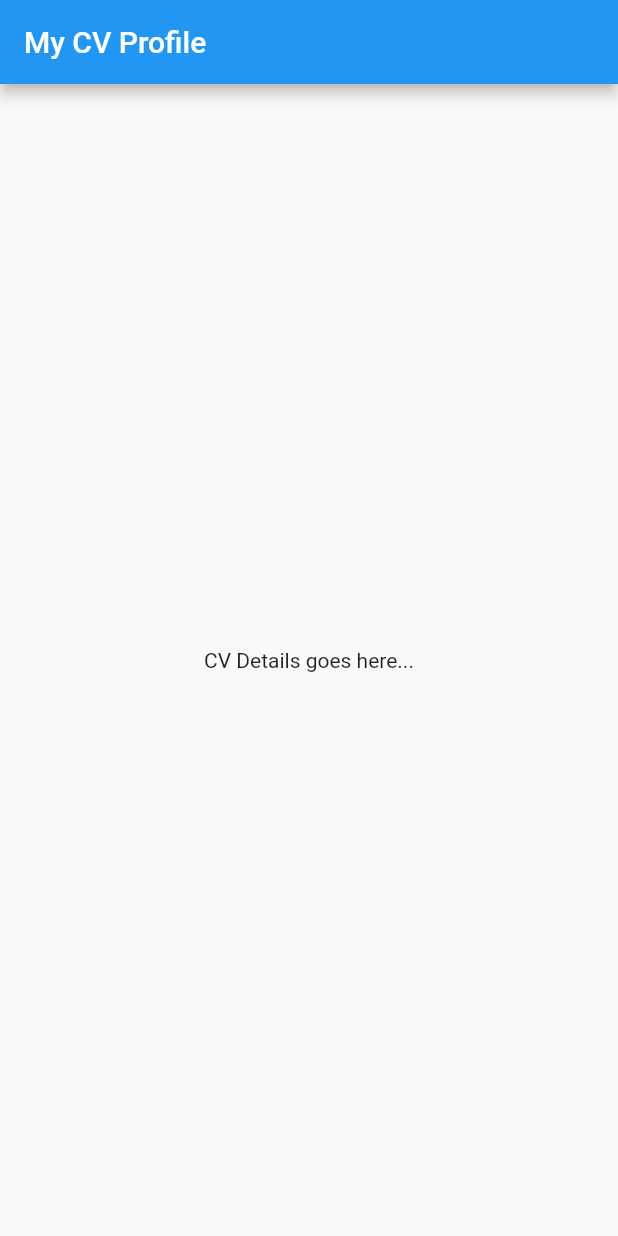
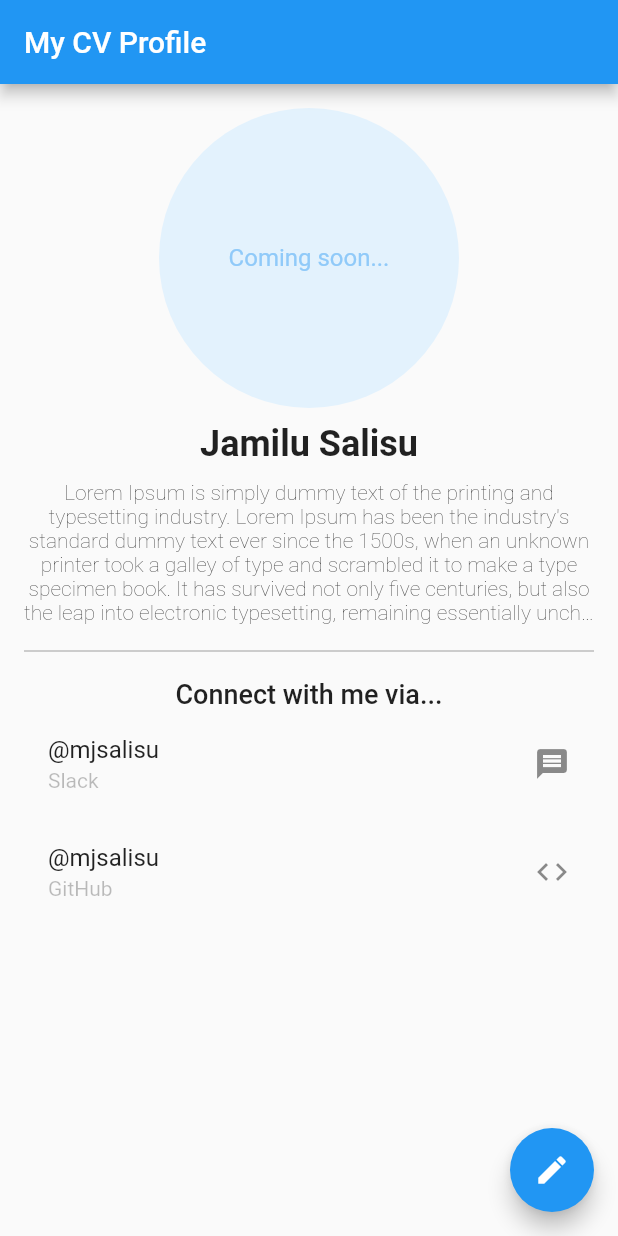
Before and after one commit to mjsalisu/cv_application, a Flutter app: the screen it shows after launch, on a phone screen of 412 x 824 dp. Run offline on Flutter 3.47's test engine with Material 2 defaults, Android fonts, the phone set to English and light mode, and no system bars.

Commit message:
CV home screen

```diff
--- a/lib/main.dart
+++ b/lib/main.dart
@@ -1,6 +1,15 @@
-import 'package:cv_application/profile_screen.dart';
+import 'package:cv_application/screen/edit_profile.dart';
+import 'package:cv_application/screen/profile.dart';
 import 'package:flutter/material.dart';
 
 void main() {
-  runApp(const ProfileScreen());
+  runApp(
+    MaterialApp(
+      initialRoute: '/',
+      routes: {
+        '/': (context) => const ProfileScreen(),
+        '/edit': (context) => const EditProfileScreen(),
+      },
+    ),
+  );
 }
--- a/lib/profile_screen.dart
+++ /dev/null
@@ -1,24 +0,0 @@
-import 'package:flutter/material.dart';
-
-class ProfileScreen extends StatefulWidget {
-  const ProfileScreen({super.key});
-
-  @override
-  State<ProfileScreen> createState() => _ProfileScreenState();
-}
-
-class _ProfileScreenState extends State<ProfileScreen> {
-  @override
-  Widget build(BuildContext context) {
-    return MaterialApp(
-      home: Scaffold(
-        appBar: AppBar(
-          title: const Text('My CV Profile'),
-        ),
-        body: const Center(
-          child: Text('CV Details goes here...'),
-        ),
-      ),
-    );
-  }
-}
--- /dev/null
+++ b/lib/screen/profile.dart
@@ -0,0 +1,90 @@
+import 'package:flutter/material.dart';
+
+class ProfileScreen extends StatefulWidget {
+  const ProfileScreen({super.key});
+
+  @override
+  State<ProfileScreen> createState() => _ProfileScreenState();
+}
+
+class _ProfileScreenState extends State<ProfileScreen> {
+  @override
+  Widget build(BuildContext context) {
+    return Scaffold(
+      appBar: AppBar(
+        title: const Text('My CV Profile'),
+      ),
+      body: Padding(
+        padding: const EdgeInsets.all(16.0),
+        child: Column(
+          children: <Widget>[
+            CircleAvatar(
+              radius: 100,
+              backgroundColor: Colors.blue[50],
+              child: Text(
+                'Coming soon...',
+                style: TextStyle(
+                  color: Colors.blue[200],
+                ),
+              ),
+            ),
+            const SizedBox(height: 10),
+            const Text(
+              'Jamilu Salisu',
+              style: TextStyle(
+                fontSize: 24,
+                fontWeight: FontWeight.bold,
+              ),
+            ),
+            const SizedBox(height: 10),
+            const Text(
+              'Lorem Ipsum is simply dummy text of the printing and typesetting industry. Lorem Ipsum has been the industry\'s standard dummy text ever since the 1500s, when an unknown printer took a galley of type and scrambled it to make a type specimen book. It has survived not only five centuries, but also the leap into electronic typesetting, remaining essentially unchanged. It was popularised in the 1960s with the release of Letraset sheets containing Lorem Ipsum passages, and more recently with desktop publishing software like Aldus PageMaker including versions of Lorem Ipsum',
+              maxLines: 6,
+              overflow: TextOverflow.ellipsis,
+              textAlign: TextAlign.center,
+              style: TextStyle(
+                fontWeight: FontWeight.w200,
+              ),
+            ),
+            const SizedBox(height: 10),
+            const Divider(color: Colors.grey),
+            const SizedBox(height: 10),
+            const Text(
+              'Connect with me via...',
+              style: TextStyle(
+                fontSize: 18,
+                fontWeight: FontWeight.w500,
+              ),
+            ),
+            const ListTile(
+              title: Text('@mjsalisu'),
+              subtitle: Text(
+                'Slack',
+                style: TextStyle(
+                  color: Colors.black26,
+                ),
+              ),
+              trailing: Icon(Icons.message),
+            ),
+            const ListTile(
+              title: Text('@mjsalisu'),
+              subtitle: Text(
+                'GitHub',
+                style: TextStyle(
+                  color: Colors.black26,
+                ),
+              ),
+              trailing: Icon(Icons.code),
+            ),
+          ],
+        ),
+      ),
+      floatingActionButton: FloatingActionButton(
+        onPressed: () {
+          Navigator.pushNamed(context, '/edit');
+        },
+        child: const Icon(Icons.edit),
+      ),
+    );
+  }
+}
```
Also changed, not shown: lib/screen/edit_profile.dart (renamed from lib/edit_profile_screen.dart), 19 other files.
